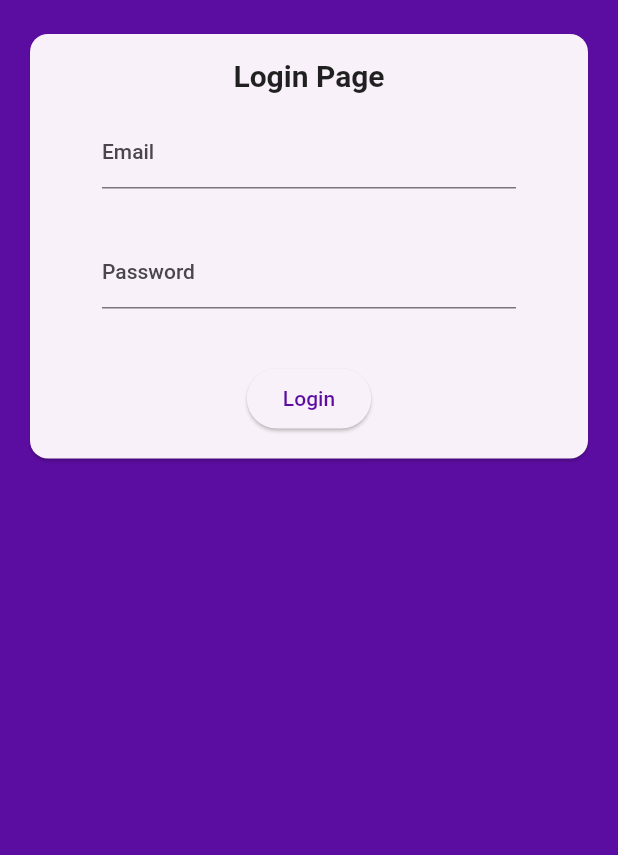
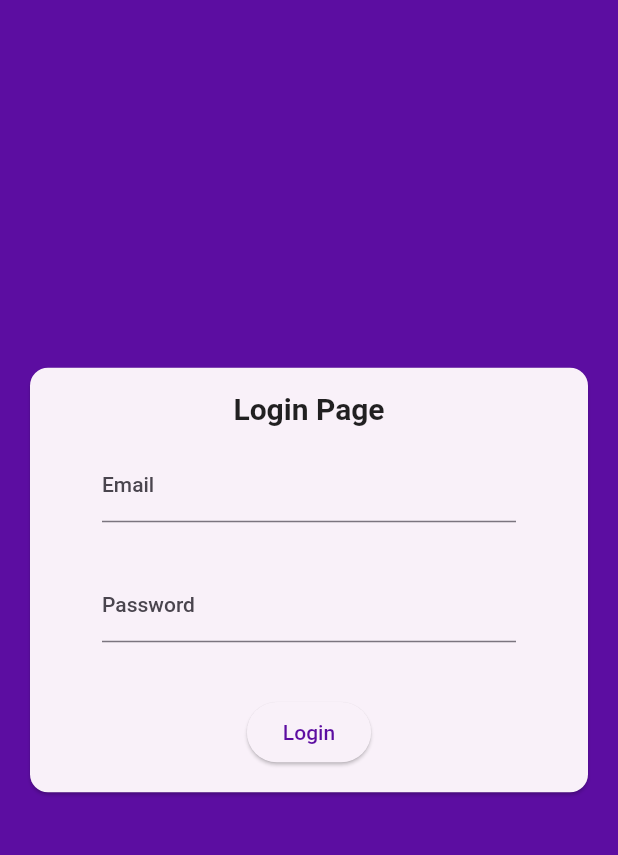
Before and after one commit to chanakya-ex3/OperaAppDesktop, a Flutter app: the screen it shows after launch, on a phone screen of 412 x 824 dp, the part 80-935 px from its top. Run offline on Flutter 3.47's test engine with Material 2 defaults, Android fonts, the phone set to English and light mode, and no system bars.

Commit message:
finished card ui

```diff
--- a/lib/Pages/Auth.dart
+++ b/lib/Pages/Auth.dart
@@ -26,8 +26,9 @@
             ),
         backgroundColor: Theme.of(context).colorScheme.primary,
       ),
-      body: SingleChildScrollView(
-        child: Center(
+      body: Center(
+        child: Container(
+          alignment: AlignmentGeometry.lerp(Alignment.center, Alignment.center, 0.5),
           child: Card(
             margin: EdgeInsets.all(20),
             child: SingleChildScrollView(
```
